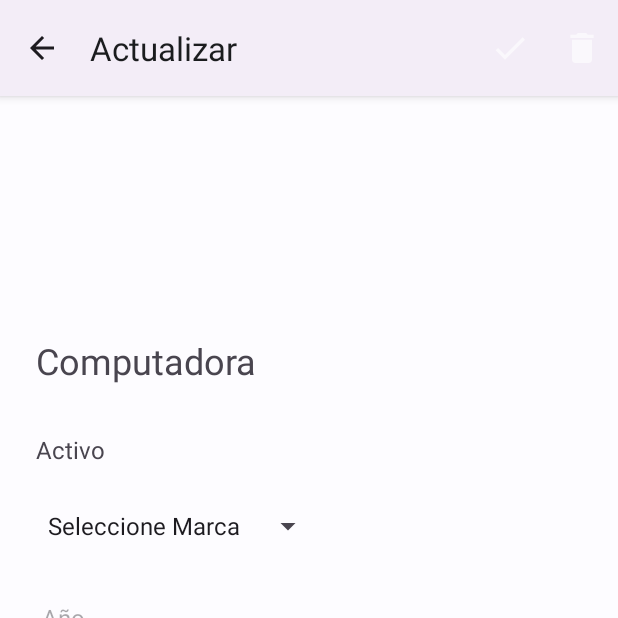
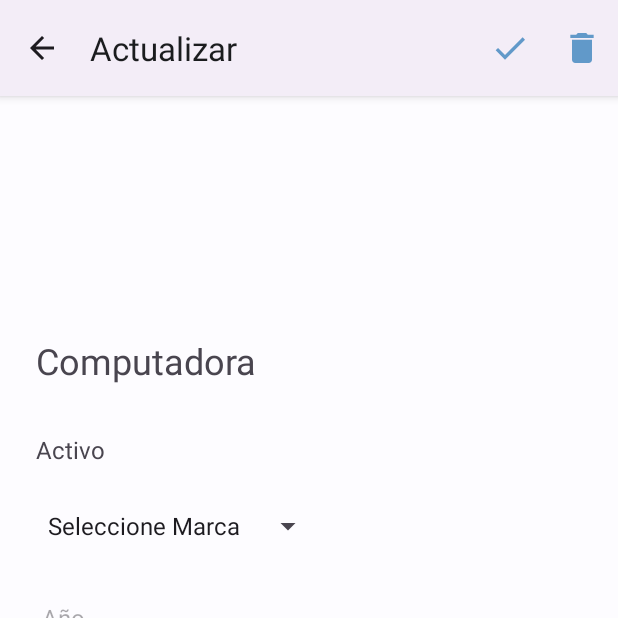
Before and after one commit to angelb5/APPSIoT-Lab2, an Android app: the ComputadoraActualizarActivity screen opened directly, with no data from a screen before it, on a phone screen of 412 x 824 dp, the top half of it. Run offline under Robolectric (Android 15) with nearby library versions, the phone set to English and light mode, and no system bars; 4 statements that could not run were skipped.

Commit message:
fix icon colores

```diff
--- a/app/src/main/res/drawable-anydpi/ic_check.xml
+++ b/app/src/main/res/drawable-anydpi/ic_check.xml
@@ -3,7 +3,7 @@
     android:height="24dp"
     android:viewportWidth="24"
     android:viewportHeight="24"
-    android:tint="#FFFFFF"
+    android:tint="?attr/colorPrimaryDark"
     android:alpha="0.6">
   <group android:scaleX="1.1111112"
       android:scaleY="1.1111112"
--- a/app/src/main/res/drawable-anydpi/ic_delete.xml
+++ b/app/src/main/res/drawable-anydpi/ic_delete.xml
@@ -3,7 +3,7 @@
     android:height="24dp"
     android:viewportWidth="24"
     android:viewportHeight="24"
-    android:tint="#FFFFFF"
+    android:tint="?attr/colorPrimaryDark"
     android:alpha="0.6">
   <group android:scaleX="1.1111112"
       android:scaleY="1.1111112"
--- a/app/src/main/res/drawable-anydpi/ic_plus.xml
+++ b/app/src/main/res/drawable-anydpi/ic_plus.xml
@@ -3,7 +3,7 @@
     android:height="24dp"
     android:viewportWidth="24"
     android:viewportHeight="24"
-    android:tint="#FFFFFF"
+    android:tint="?attr/colorPrimaryDark"
     android:alpha="0.8">
   <path
       android:fillColor="@android:color/white"
```
